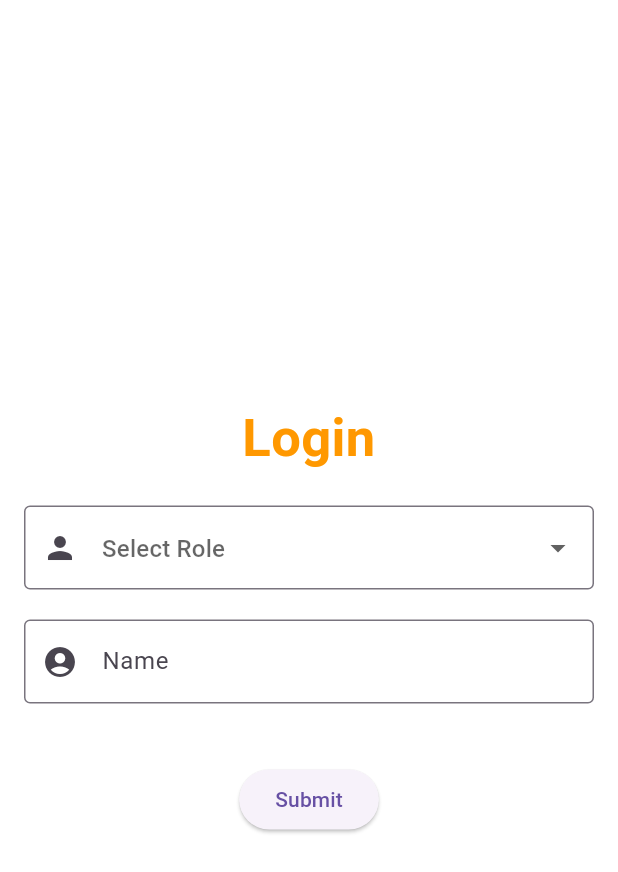
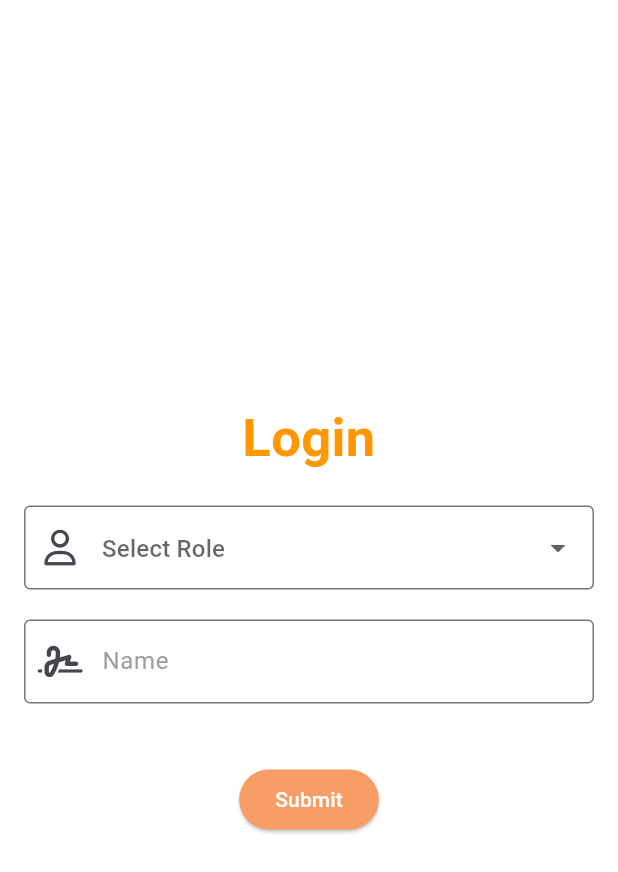
Before and after one commit to maheshp2002/Indoor-Navigation-System-Using-AR-Technology, a Flutter app: the RoleBasedNavigation screen opened directly with empty values, on a phone screen of 412 x 824 dp. Shown: the top 872 px of the screen. Run offline on Flutter 3.47's test engine with Material 3 defaults, Android fonts, the phone set to English and light mode, and no system bars; our stand-ins replace bot_toast, cloud_firestore, file_picker, firebase_auth, firebase_core, firebase_storage and 4 more; missing offline and left inert: flutter_unity_widget, qr_code_scanner, ulid; accounts and stored records are empty; project files that could hold a hidden picture were left out.

Commit message:
Updated UI

```diff
--- /dev/null
+++ b/directar/lib/components/roundedButton.dart
@@ -0,0 +1,23 @@
+import 'package:flutter/material.dart';
+import '../theme.dart';
+
+class RoundedButton extends StatelessWidget {
+  final String text;
+  final VoidCallback onPressed;
+
+  const RoundedButton({super.key, required this.text, required this.onPressed});
+
+  @override
+  Widget build(BuildContext context) {
+    return ElevatedButton(
+      onPressed: onPressed,
+      style: ElevatedButton.styleFrom(
+        backgroundColor: AppColors.accentColor,
+      ),
+      child: Text(
+        text,
+        style: const TextStyle(color: AppColors.white),
+      ),
+    );
+  }
+}
--- a/directar/lib/main.dart
+++ b/directar/lib/main.dart
@@ -9,11 +9,7 @@ import 'theme.dart';
 
 void main() async {
   WidgetsFlutterBinding.ensureInitialized();
-  if (Firebase.apps.isEmpty) {
-    await Firebase.initializeApp(
-        name: "db2",
-        options: DefaultFirebaseOptions.currentPlatform);
-  }
+  await Firebase.initializeApp(options: DefaultFirebaseOptions.currentPlatform);
   runApp(
     ChangeNotifierProvider(
       create: (context) => ThemeManager(),
--- a/directar/lib/roleBasedNavigation.dart
+++ b/directar/lib/roleBasedNavigation.dart
@@ -1,5 +1,7 @@
+import 'package:directar/components/roundedButton.dart';
 import 'package:firebase_auth/firebase_auth.dart';
 import 'package:flutter/material.dart';
+import 'package:font_awesome_flutter/font_awesome_flutter.dart';
 import 'adminPage.dart';
 import 'home.dart';
 import 'services/firebaseService.dart';
@@ -25,7 +27,8 @@ class _RoleBasedNavigationState extends State<RoleBasedNavigation> {
         'email': widget.user.email,
         'name': _nameController.text,
         'role': selectedRole,
-        'organization': selectedRole == 'Admin' ? _organizationController.text : null,
+        'organization':
+            selectedRole == 'Admin' ? _organizationController.text : null,
       };
 
       await _firebaseService.saveUserDetails(widget.user.email!, userData);
@@ -76,7 +79,7 @@ class _RoleBasedNavigationState extends State<RoleBasedNavigation> {
                       value: selectedRole,
                       decoration: const InputDecoration(
                         hintText: "Select Role",
-                        prefixIcon: Icon(Icons.person),
+                        prefixIcon: Icon(FontAwesomeIcons.user),
                         border: OutlineInputBorder(),
                       ),
                       items: const [
@@ -106,7 +109,7 @@ class _RoleBasedNavigationState extends State<RoleBasedNavigation> {
                       controller: _nameController,
                       decoration: const InputDecoration(
                         hintText: "Name",
-                        prefixIcon: Icon(Icons.account_circle),
+                        prefixIcon: Icon(FontAwesomeIcons.signature),
                         border: OutlineInputBorder(),
                       ),
                       validator: (value) {
@@ -122,7 +125,7 @@ class _RoleBasedNavigationState extends State<RoleBasedNavigation> {
                         controller: _organizationController,
                         decoration: const InputDecoration(
                           hintText: "Organization Name",
-                          prefixIcon: Icon(Icons.business),
+                          prefixIcon: Icon(FontAwesomeIcons.building),
                           border: OutlineInputBorder(),
                         ),
                         validator: (value) {
@@ -133,13 +136,13 @@ class _RoleBasedNavigationState extends State<RoleBasedNavigation> {
                         },
                       ),
                     const SizedBox(height: 20),
-                    ElevatedButton(
+                    RoundedButton(
+                      text: "Submit",
                       onPressed: () {
                         if (_formKey.currentState!.validate()) {
                           submitRole();
                         }
                       },
-                      child: const Text('Submit'),
                     ),
                   ],
                 ),
--- a/directar/lib/theme.dart
+++ b/directar/lib/theme.dart
@@ -48,6 +48,11 @@ class AppTextStyles {
   static const TextStyle labelTextBlack = TextStyle(
     fontSize: 16.0,
     color: Colors.white,
+  );
+
+  static const TextStyle hintText = TextStyle(
+    fontSize: 16.0,
+    color: Colors.grey,
   );
 }
 
@@ -157,7 +162,6 @@ class AppTheme {
           borderColor: AppColors.secondaryColor,
           boxDecorationColor: AppColors.transparentCardLight),
     ],
-    dropdownMenuTheme: const DropdownMenuThemeData(),
     dialogBackgroundColor: AppColors.backgroundLight,
     iconTheme: const IconThemeData(color: Colors.black87),
     primaryColor: AppColors.backgroundLight,
@@ -166,8 +170,10 @@ class AppTheme {
     textTheme: TextTheme(
       displayLarge: AppTextStyles.headline.copyWith(color: Colors.black87),
       bodyLarge: AppTextStyles.bodyText.copyWith(color: Colors.black87),
-      bodyMedium: AppTextStyles.bodyText.copyWith(color: Colors.black87, fontSize: 20),
-      bodySmall: AppTextStyles.bodyText.copyWith(color: Colors.black87, fontSize: 10),
+      bodyMedium:
+          AppTextStyles.bodyText.copyWith(color: Colors.black87, fontSize: 20),
+      bodySmall:
+          AppTextStyles.bodyText.copyWith(color: Colors.black87, fontSize: 10),
       headlineLarge:
           AppTextStyles.bodyText.copyWith(color: Colors.black87, fontSize: 25),
       displayMedium: AppTextStyles.appBarTitle
@@ -181,6 +187,15 @@ class AppTheme {
     appBarTheme: const AppBarTheme(
       backgroundColor: Colors.transparent,
     ),
+    inputDecorationTheme: const InputDecorationTheme(
+        focusColor: AppColors.primaryColor,
+        hoverColor: AppColors.primaryColor,
+        fillColor: Color(0xFF121212),
+        border: OutlineInputBorder(),
+        hintStyle: AppTextStyles.hintText,
+        iconColor: AppColors.primaryColor),
+    dropdownMenuTheme: DropdownMenuThemeData(
+        textStyle: AppTextStyles.bodyText.copyWith(color: Colors.black87)),
   );
 
   static final ThemeData darkTheme = ThemeData(
@@ -206,8 +221,10 @@ class AppTheme {
     textTheme: TextTheme(
       displayLarge: AppTextStyles.headline.copyWith(color: Colors.white),
       bodyLarge: AppTextStyles.bodyText.copyWith(color: Colors.white),
-      bodyMedium: AppTextStyles.bodyText.copyWith(color: Colors.white, fontSize: 20),
-      bodySmall: AppTextStyles.bodyText.copyWith(color: Colors.white, fontSize: 10),
+      bodyMedium:
+          AppTextStyles.bodyText.copyWith(color: Colors.white, fontSize: 20),
+      bodySmall:
+          AppTextStyles.bodyText.copyWith(color: Colors.white, fontSize: 10),
       headlineLarge:
           AppTextStyles.bodyText.copyWith(color: Colors.white, fontSize: 25),
       displayMedium: AppTextStyles.appBarTitle
@@ -222,6 +239,16 @@ class AppTheme {
       backgroundColor: Colors.transparent,
       elevation: 0,
     ),
+    dropdownMenuTheme: DropdownMenuThemeData(
+      textStyle: AppTextStyles.bodyText.copyWith(color: Colors.white),
+    ),
+    inputDecorationTheme: const InputDecorationTheme(
+        focusColor: AppColors.primaryColor,
+        fillColor: AppColors.backgroundDark,
+        prefixIconColor: AppColors.primaryColor,
+        border: OutlineInputBorder(),
+        hintStyle: AppTextStyles.hintText,
+        iconColor: AppColors.primaryColor),
   );
 
   static BoxDecoration getBackgroundDecoration(ThemeMode themeMode) {
```
Also changed, not shown: directar/lib/unity/mapEditor.dart (+58 -43 lines).
